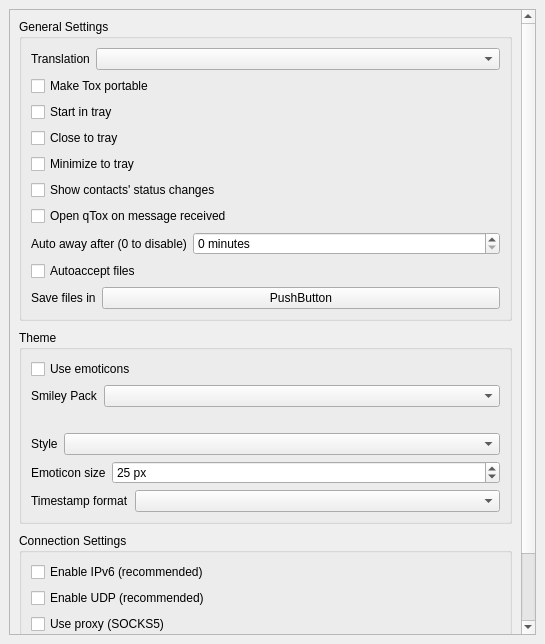
Qt form src/widget/form/settings/generalsettings.ui (qTox/qTox) before a commit.
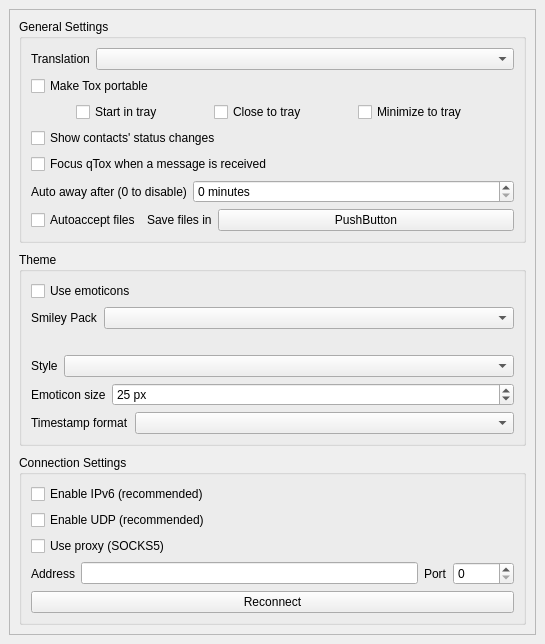
The same form after that commit.

What changed in the file:
```diff
--- a/src/widget/form/settings/generalsettings.ui
+++ b/src/widget/form/settings/generalsettings.ui
@@ -94,10 +94,18 @@
            </widget>
           </item>
           <item>
+           <layout class="QHBoxLayout" name="trayLayout">
+            <item>
            <widget class="QCheckBox" name="startInTray">
             <property name="text">
              <string>Start in tray</string>
             </property>
+              <property name="sizePolicy">
+               <sizepolicy hsizetype="Fixed" vsizetype="Fixed">
+                <horstretch>0</horstretch>
+                <verstretch>0</verstretch>
+               </sizepolicy>
+              </property>
            </widget>
           </item>
           <item>
@@ -105,6 +113,12 @@
             <property name="text">
              <string>Close to tray</string>
             </property>
+              <property name="sizePolicy">
+               <sizepolicy hsizetype="Fixed" vsizetype="Fixed">
+                <horstretch>0</horstretch>
+                <verstretch>0</verstretch>
+               </sizepolicy>
+              </property>
            </widget>
           </item>
           <item>
@@ -112,7 +126,15 @@
             <property name="text">
              <string>Minimize to tray</string>
             </property>
-           </widget>
+              <property name="sizePolicy">
+               <sizepolicy hsizetype="Fixed" vsizetype="Fixed">
+                <horstretch>0</horstretch>
+                <verstretch>0</verstretch>
+               </sizepolicy>
+              </property>
+             </widget>
+            </item>
+           </layout>
           </item>
           <item>
            <widget class="QCheckBox" name="statusChanges">
@@ -124,7 +146,7 @@
           <item>
            <widget class="QCheckBox" name="showInFront">
             <property name="text">
-             <string>Open qTox on message received</string>
+             <string>Focus qTox when a message is received</string>
             </property>
            </widget>
           </item>
@@ -171,6 +193,8 @@
            </layout>
           </item>
           <item>
+           <layout class="QHBoxLayout" name="fileLayout">
+            <item>
            <widget class="QCheckBox" name="autoacceptFiles">
             <property name="text">
              <string>Autoaccept files</string>
@@ -202,6 +226,8 @@
            </layout>
           </item>
          </layout>
+          </item>
+         </layout>
         </widget>
        </item>
        <item alignment="Qt::AlignTop">
```
Left out of the diff: 2 changed lines with no effect on the pictures. Lines whose indentation alone changed are shown as unchanged.
